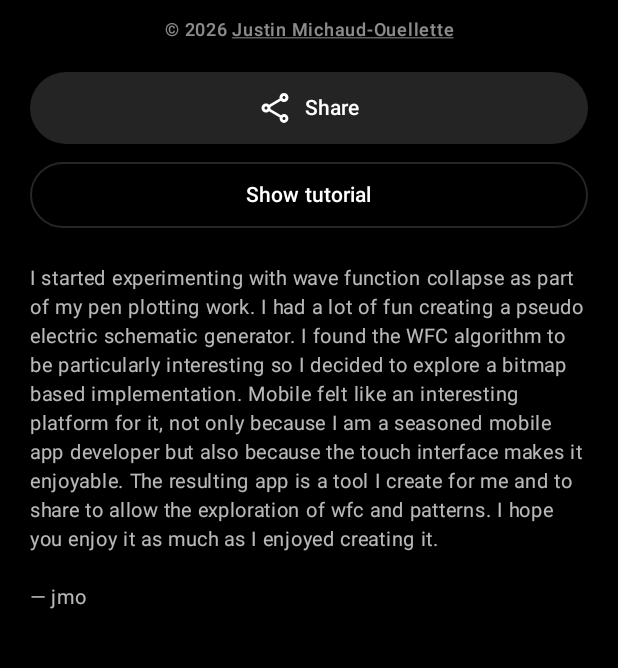
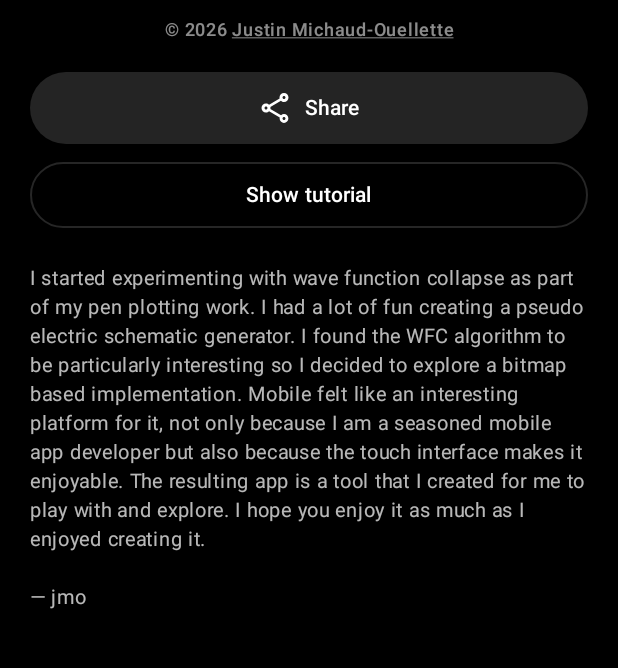
Before and after one commit to JustinMichaudOuellette/Pixel-Collapse, an Android app built with Jetpack Compose: the @Preview function EditorInfoPreview, on a phone screen of 412 x 824 dp, the part 386-1054 px from its top. Run offline under Robolectric (Android 15) with nearby library versions, the phone set to English and light mode, and no system bars.

Commit message:
update about screen text

```diff
--- a/app/src/main/java/ca/justinmo/wfcbitmap/ui/EditorInfoScreen.kt
+++ b/app/src/main/java/ca/justinmo/wfcbitmap/ui/EditorInfoScreen.kt
@@ -176,7 +176,7 @@ internal fun EditorInfoScreen(
           "I had a lot of fun creating a pseudo electric schematic generator. " +
           "I found the WFC algorithm to be particularly interesting so I decided to explore a bitmap based implementation. " +
           "Mobile felt like an interesting platform for it, not only because I am a seasoned mobile app developer but also because the touch interface makes it enjoyable. " +
-          "The resulting app is a tool I create for me and to share to allow the exploration of wfc and patterns. " +
+          "The resulting app is a tool that I created for me to play with and explore. " +
           "I hope you enjoy it as much as I enjoyed creating it." +
           "\n\n— jmo",
     )
```
